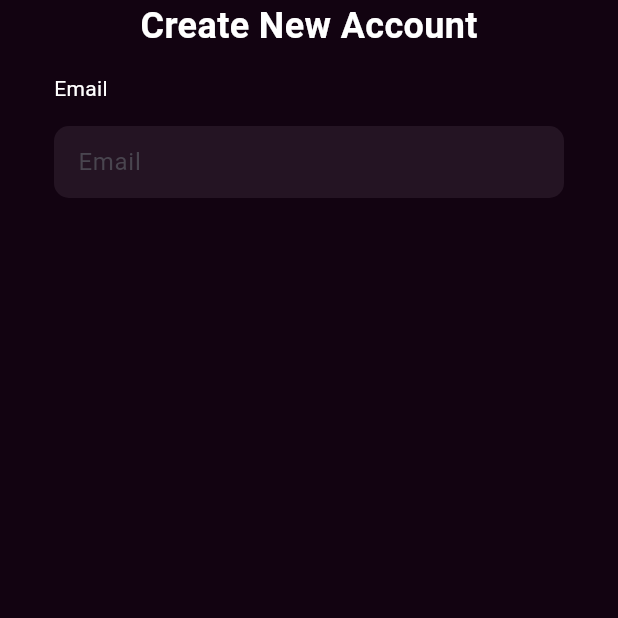
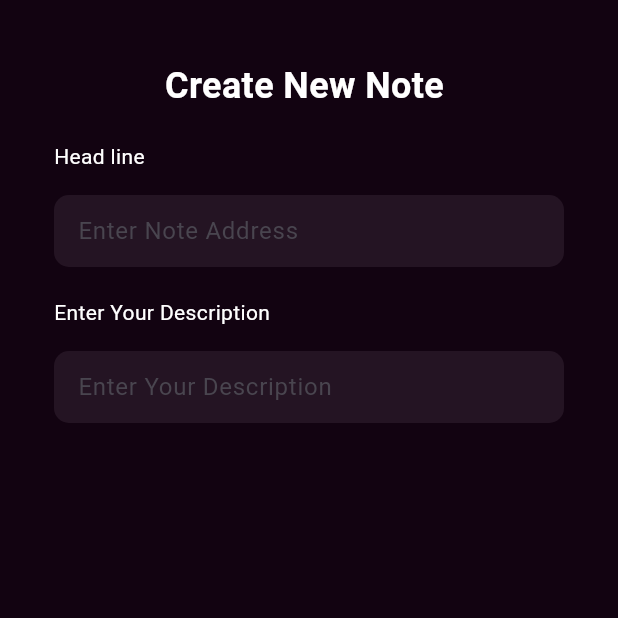
Before and after one commit to SamyRaafat/note_App, a Flutter app: the screen it shows after launch, on a phone screen of 412 x 824 dp, the top half of it. Run offline on Flutter 3.47's test engine with Material 3 defaults, Android fonts, the phone set to English and light mode, and no system bars; our stand-ins replace firebase_auth, flutter_bloc; accounts and stored records are empty.

Commit message:
sin up screen

```diff
--- a/lib/core/const/TextApp.dart
+++ b/lib/core/const/TextApp.dart
@@ -1,8 +1,27 @@
-import 'package:flutter/cupertino.dart';
+class TextApp {
+  /// bage name
+  static String pageNameCreateNewAccount = ("Create New Account");
+  static String pageNamehiWelcomeBack = ("Hi, Welcome Back! ");
+  static String pageNamecreateNewNote = ("Create New Note ");
 
-class TextApp {
-  static String CreateNewAccount = ("Create New Account");
-  static String addNote = ("Add Note");
-  static String hitTextGM = ("example@gmail.com");
+  /// name hint text
+  static String hitTextGmail = ("example@gmail.com");
+  static String hitTextPassword = ("Enter Your Password");
+  static String hitTextEnterNoteAddress = ("Enter Note Address");
+  static String hitTextEnterYourDescription = ("Enter Your Description");
+
+  /// text up text form field
   static String email = ("Email");
+  static String pass = ("Password");
+  static String headline = ("Head line");
+  static String Description = ("Enter Your Description");
+
+  /// navegator name boton
+  static String navNameLogin = ("Login");
+  static String navNameAddNote = ("Add Note");
+  static String navNameLogout = ("Log out");
+  static String navNameSignUp = ("Sign up");
+  static String navNameConWitGo = ("Continue With Google");
+  static String navNameSelectMedia = ("Select Media");
+  static String navNameCreate = ("Create");
 }
--- a/lib/main.dart
+++ b/lib/main.dart
@@ -1,4 +1,6 @@
 import 'package:flutter/material.dart';
+import 'package:noteapp/presentation/Screen/create_new_note.dart';
+import 'package:noteapp/presentation/Screen/hi_welcome_back.dart';
 import 'package:noteapp/presentation/Screen/sign_up_screen.dart';
 
 void main() {
@@ -10,6 +12,9 @@ class MyApp extends StatelessWidget {
 
   @override
   Widget build(BuildContext context) {
-    return MaterialApp(debugShowCheckedModeBanner: false, home: SignUpScreen());
+    return MaterialApp(
+      debugShowCheckedModeBanner: false,
+      home: CreateNewNote(),
+    );
   }
 }
--- /dev/null
+++ b/lib/presentation/Screen/create_new_note.dart
@@ -0,0 +1,36 @@
+import 'package:flutter/material.dart';
+import 'package:noteapp/core/const/TextApp.dart';
+import 'package:noteapp/core/theme/colorManiger.dart';
+import 'package:noteapp/presentation/widget/page_name.dart';
+import 'package:noteapp/presentation/widget/text_form_feild_app.dart';
+
+class CreateNewNote extends StatelessWidget {
+  TextEditingController headLineControler = TextEditingController();
+  TextEditingController DescriptionControler = TextEditingController();
+  CreateNewNote({super.key});
+
+  @override
+  Widget build(BuildContext context) {
+    return Scaffold(
+      backgroundColor: ColorManager.backGApp,
+      body: Padding(
+        padding: const EdgeInsets.symmetric(horizontal: 36),
+        child: Column(
+          children: [
+            PageName(pageNameScreen: TextApp.pageNamecreateNewNote),
+            TextFormFieldApp(
+              controller: headLineControler,
+              hinTxt: TextApp.hitTextEnterNoteAddress,
+              nameTFF: TextApp.headline,
+            ),
+            TextFormFieldApp(
+              controller: DescriptionControler,
+              hinTxt: TextApp.hitTextEnterYourDescription,
+              nameTFF: TextApp.Description,
+            ),
+          ],
+        ),
+      ),
+    );
+  }
+}
--- a/lib/presentation/Screen/sign_up_screen.dart
+++ b/lib/presentation/Screen/sign_up_screen.dart
@@ -1,6 +1,8 @@
 import 'package:flutter/material.dart';
 import 'package:noteapp/core/const/TextApp.dart';
 import 'package:noteapp/core/theme/colorManiger.dart';
+import 'package:noteapp/presentation/widget/custom_botton_widget.dart';
+import 'package:noteapp/presentation/widget/page_name.dart';
 import 'package:noteapp/presentation/widget/text_form_feild_app.dart';
 
 class SignUpScreen extends StatelessWidget {
@@ -18,33 +20,24 @@ class SignUpScreen extends StatelessWidget {
           child: Column(
             crossAxisAlignment: CrossAxisAlignment.start,
             children: [
-              Center(
-                child: Text(
-                  TextApp.CreateNewAccount,
-                  style: TextStyle(
-                    color: ColorManager.WhiteApp,
-                    fontWeight: FontWeight.w700,
-                    fontSize: 24,
-                  ),
-                ),
+              /// page name screen
+              PageName(pageNameScreen: TextApp.pageNameCreateNewAccount),
+
+              /// Text form field for Email
+              TextFormFieldApp(
+                controller: emailController,
+                hinTxt: TextApp.hitTextGmail,
+                nameTFF: TextApp.email,
+              ),
+
+              /// Text form field for Password
+              TextFormFieldApp(
+                controller: passController,
+                hinTxt: TextApp.hitTextPassword,
+                nameTFF: TextApp.pass,
               ),
               SizedBox(height: 15),
-              Text(
-                textAlign: TextAlign.start,
-                TextApp.email,
-                style: TextStyle(
-                  color: ColorManager.WhiteApp,
-                  fontWeight: FontWeight.w400,
-                  fontSize: 14,
-                ),
-              ),
-              SizedBox(height: 15),
-
-              /// Text form feild for Email
-              TextFormFeildApp(
-                controller: passController,
-                hinTxt: TextApp.email,
-              ),
+              CustomBottonWidget(text: TextApp.navNameSignUp),
             ],
           ),
         ),
--- /dev/null
+++ b/lib/presentation/widget/page_name.dart
@@ -0,0 +1,32 @@
+import 'package:flutter/material.dart';
+import 'package:noteapp/core/const/TextApp.dart';
+import 'package:noteapp/core/theme/colorManiger.dart';
+
+class PageName extends StatefulWidget {
+  String pageNameScreen;
+  PageName({super.key, required this.pageNameScreen});
+
+  @override
+  State<PageName> createState() => _PageNameState();
+}
+
+class _PageNameState extends State<PageName> {
+  @override
+  Widget build(BuildContext context) {
+    return Column(
+      children: [
+        SizedBox(height: 40),
+        Center(
+          child: Text(
+            widget.pageNameScreen,
+            style: TextStyle(
+              color: ColorManager.WhiteApp,
+              fontWeight: FontWeight.w700,
+              fontSize: 24,
+            ),
+          ),
+        ),
+      ],
+    );
+  }
+}
--- a/lib/presentation/widget/text_form_feild_app.dart
+++ b/lib/presentation/widget/text_form_feild_app.dart
@@ -2,19 +2,38 @@ import 'package:flutter/material.dart';
 import 'package:noteapp/core/const/TextApp.dart';
 import 'package:noteapp/core/theme/colorManiger.dart';
 
-class TextFormFeildApp extends StatefulWidget {
+class TextFormFieldApp extends StatefulWidget {
+  String nameTFF;
   String hinTxt;
   TextEditingController controller;
-  TextFormFeildApp({super.key, required this.controller, required this.hinTxt});
+  TextFormFieldApp({
+    super.key,
+    required this.controller,
+    required this.hinTxt,
+    required this.nameTFF,
+  });
 
   @override
-  State<TextFormFeildApp> createState() => _TextFormFeildAppState();
+  State<TextFormFieldApp> createState() => _TextFormFieldAppState();
 }
 
-class _TextFormFeildAppState extends State<TextFormFeildApp> {
+class _TextFormFieldAppState extends State<TextFormFieldApp> {
   @override
   Widget build(BuildContext context) {
-    return ClipRRect(
+    return Column(
+      crossAxisAlignment: CrossAxisAlignment.start,
+      children: [
+        SizedBox(height: 20),
+        Text(
+          widget.nameTFF,
+          style: TextStyle(
+            color: ColorManager.WhiteApp,
+            fontWeight: FontWeight.w400,
+            fontSize: 14,
+          ),
+        ),
+        SizedBox(height: 16),
+        ClipRRect(
           borderRadius: BorderRadius.circular(10),
           child: TextFormField(
             style: TextStyle(color: Colors.white),
@@ -25,6 +44,8 @@ class _TextFormFeildAppState extends State<TextFormFeildApp> {
               hintText: widget.hinTxt,
             ),
           ),
+        ),
+      ],
     );
   }
 }
```
Also changed, not shown: lib/presentation/Screen/CreateNewAccount.dart (deleted, +0 -11 lines), lib/presentation/Screen/hi_welcome_back.dart (added, +25 -0 lines), lib/presentation/widget/custom_botton_widget.dart (added, +37 -0 lines), lib/presentation/widget/navegator_botton.dart (added, +46 -0 lines), lib/presentation/Screen/note_screen.dart (added). Lines whose indentation alone changed are shown as unchanged.
